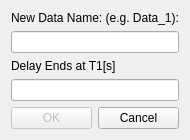
This is trimdatagui.ui in outstandn/fomcon as Qt 5 draws it before an edit. The edited form follows.
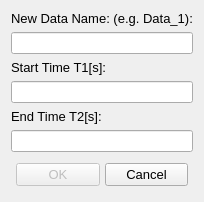
This is the edited form.

The edit to the form file:
```diff
--- a/trimdatagui.ui
+++ b/trimdatagui.ui
@@ -9,8 +9,8 @@
    <rect>
     <x>0</x>
     <y>0</y>
-    <width>174</width>
-    <height>131</height>
+    <width>200</width>
+    <height>196</height>
    </rect>
   </property>
   <property name="minimumSize">
@@ -31,48 +31,146 @@
   <property name="modal">
    <bool>true</bool>
   </property>
-  <layout class="QGridLayout" name="gridLayout">
-   <item row="3" column="0" colspan="2">
-    <widget class="QLineEdit" name="lineEditT1">
-     <property name="readOnly">
-      <bool>false</bool>
-     </property>
-    </widget>
-   </item>
-   <item row="2" column="0" colspan="2">
-    <widget class="QLabel" name="label_4">
-     <property name="text">
-      <string>Delay Ends at T1[s]</string>
-     </property>
-    </widget>
-   </item>
-   <item row="0" column="0" colspan="2">
+  <layout class="QVBoxLayout" name="verticalLayout">
+   <item>
     <widget class="QLabel" name="label">
+     <property name="sizePolicy">
+      <sizepolicy hsizetype="MinimumExpanding" vsizetype="MinimumExpanding">
+       <horstretch>0</horstretch>
+       <verstretch>0</verstretch>
+      </sizepolicy>
+     </property>
+     <property name="font">
+      <font>
+       <pointsize>10</pointsize>
+      </font>
+     </property>
      <property name="text">
       <string>New Data Name: (e.g. Data_1):</string>
      </property>
     </widget>
    </item>
-   <item row="1" column="0" colspan="2">
-    <widget class="QLineEdit" name="lineEditNewName"/>
+   <item>
+    <widget class="QLineEdit" name="lineEditNewName">
+     <property name="sizePolicy">
+      <sizepolicy hsizetype="MinimumExpanding" vsizetype="MinimumExpanding">
+       <horstretch>0</horstretch>
+       <verstretch>0</verstretch>
+      </sizepolicy>
+     </property>
+    </widget>
    </item>
-   <item row="4" column="0">
-    <widget class="QPushButton" name="pushButtonOK">
-     <property name="enabled">
-      <bool>false</bool>
+   <item>
+    <widget class="QLabel" name="label_4">
+     <property name="sizePolicy">
+      <sizepolicy hsizetype="MinimumExpanding" vsizetype="MinimumExpanding">
+       <horstretch>0</horstretch>
+       <verstretch>0</verstretch>
+      </sizepolicy>
      </property>
+     <property name="font">
+      <font>
+       <pointsize>10</pointsize>
+      </font>
+     </property>
      <property name="text">
-      <string>OK</string>
+      <string>Start Time T1[s]:</string>
      </property>
     </widget>
    </item>
-   <item row="4" column="1">
-    <widget class="QPushButton" name="pushButtonCancel">
+   <item>
+    <widget class="QLineEdit" name="lineEditT1">
+     <property name="sizePolicy">
+      <sizepolicy hsizetype="MinimumExpanding" vsizetype="MinimumExpanding">
+       <horstretch>0</horstretch>
+       <verstretch>0</verstretch>
+      </sizepolicy>
+     </property>
      <property name="text">
-      <string>Cancel</string>
+      <string/>
      </property>
+     <property name="readOnly">
+      <bool>false</bool>
+     </property>
     </widget>
    </item>
+   <item>
+    <widget class="QLabel" name="label_5">
+     <property name="sizePolicy">
+      <sizepolicy hsizetype="MinimumExpanding" vsizetype="MinimumExpanding">
+       <horstretch>0</horstretch>
+       <verstretch>0</verstretch>
+      </sizepolicy>
+     </property>
+     <property name="font">
+      <font>
+       <pointsize>10</pointsize>
+      </font>
+     </property>
+     <property name="text">
+      <string>End Time T2[s]:</string>
+     </property>
+    </widget>
+   </item>
+   <item>
+    <widget class="QLineEdit" name="lineEditT2">
+     <property name="sizePolicy">
+      <sizepolicy hsizetype="MinimumExpanding" vsizetype="MinimumExpanding">
+       <horstretch>0</horstretch>
+       <verstretch>0</verstretch>
+      </sizepolicy>
+     </property>
+     <property name="readOnly">
+      <bool>false</bool>
+     </property>
+    </widget>
+   </item>
+   <item>
+    <layout class="QHBoxLayout" name="horizontalLayout">
+     <property name="spacing">
+      <number>5</number>
+     </property>
+     <property name="leftMargin">
+      <number>5</number>
+     </property>
+     <property name="topMargin">
+      <number>5</number>
+     </property>
+     <property name="rightMargin">
+      <number>5</number>
+     </property>
+     <property name="bottomMargin">
+      <number>5</number>
+     </property>
+     <item>
+      <widget class="QPushButton" name="pushButtonOK">
+       <property name="enabled">
+        <bool>false</bool>
+       </property>
+       <property name="font">
+        <font>
+         <pointsize>10</pointsize>
+        </font>
+       </property>
+       <property name="text">
+        <string>OK</string>
+       </property>
+      </widget>
+     </item>
+     <item>
+      <widget class="QPushButton" name="pushButtonCancel">
+       <property name="font">
+        <font>
+         <pointsize>10</pointsize>
+        </font>
+       </property>
+       <property name="text">
+        <string>Cancel</string>
+       </property>
+      </widget>
+     </item>
+    </layout>
+   </item>
   </layout>
  </widget>
  <resources/>
```
